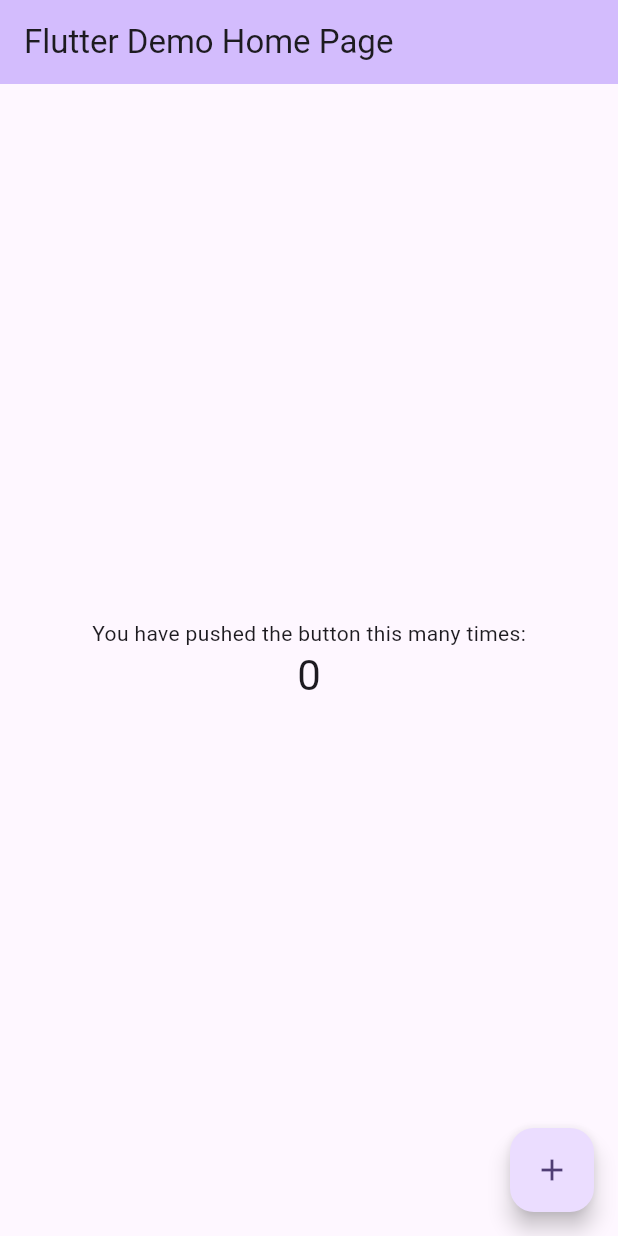
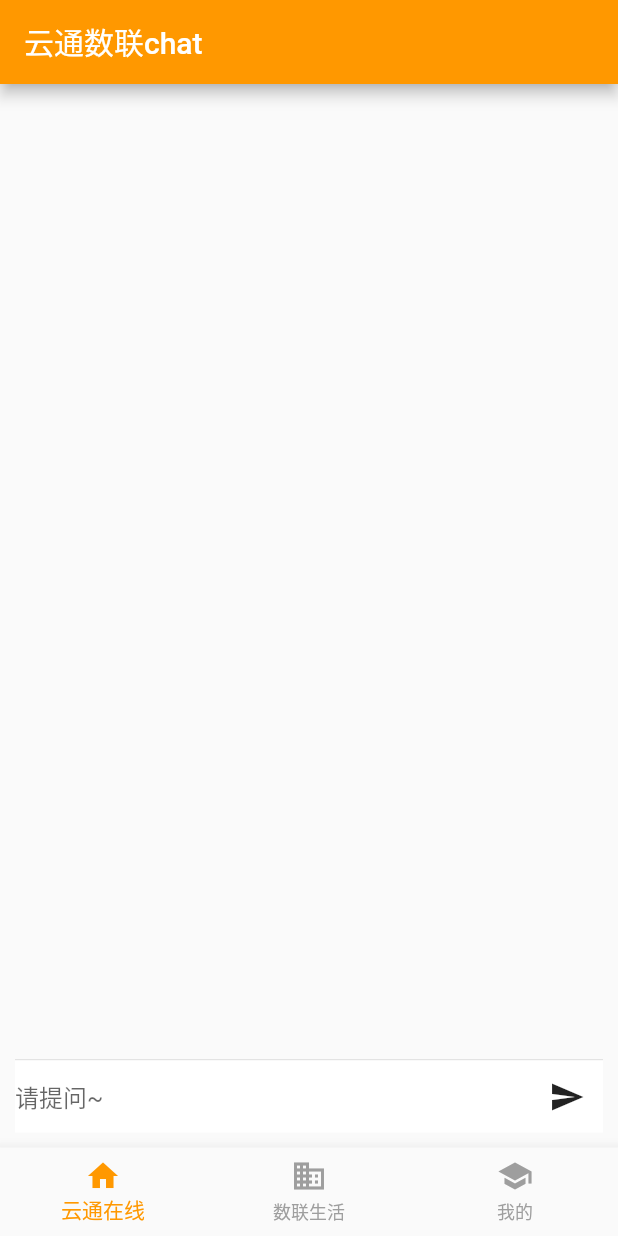
Before and after one commit to zhangfengchao/flutter_app, a Flutter app: the screen it shows after launch, on a phone screen of 412 x 824 dp. Run offline on Flutter 3.47's test engine with Material 2 defaults, Android fonts, the phone set to English and light mode, and no system bars.

Commit message:
[feat]搭建项目

```diff
--- /dev/null
+++ b/lib/components/tabbar/index.dart
@@ -0,0 +1,42 @@
+import 'package:flutter/material.dart';
+
+class CustomBottomNavigationBar extends StatefulWidget {
+  final int currentIndex;
+  final Function(int) onTap;
+
+  const CustomBottomNavigationBar(
+      {super.key, this.currentIndex = 0, required this.onTap});
+
+  @override
+  // ignore: library_private_types_in_public_api
+  _CustomBottomNavigationBarState createState() =>
+      _CustomBottomNavigationBarState();
+}
+
+class _CustomBottomNavigationBarState extends State<CustomBottomNavigationBar> {
+  @override
+  Widget build(BuildContext context) {
+    return BottomNavigationBar(
+      currentIndex: widget.currentIndex,
+      onTap: widget.onTap,
+      items: const <BottomNavigationBarItem>[
+        BottomNavigationBarItem(
+          icon: Icon(Icons.home),
+          label: '云通在线',
+        ),
+        BottomNavigationBarItem(
+          icon: Icon(Icons.business),
+          label: '数联生活',
+        ),
+        BottomNavigationBarItem(
+          icon: Icon(Icons.school),
+          label: '我的',
+        ),
+      ],
+      type: BottomNavigationBarType.fixed,
+      selectedItemColor: Theme.of(context).primaryColor,
+      unselectedItemColor: Colors.grey,
+      showUnselectedLabels: true,
+    );
+  }
+}
--- /dev/null
+++ b/lib/components/tabbar/theme.dart
@@ -0,0 +1,28 @@
+import 'package:flutter/material.dart';
+
+class MyCustomPageTransition<T> extends PageTransitionsBuilder {
+  @override
+  // ignore: avoid_shadowing_type_parameters
+  Widget buildTransitions<T>(
+    PageRoute<T> route,
+    BuildContext context,
+    Animation<double> animation,
+    Animation<double> secondaryAnimation,
+    Widget child,
+  ) {
+    if (route.isFirst) {
+      return child; // 无动画效果
+    }
+
+    return SlideTransition(
+      position: Tween<Offset>(
+        begin: const Offset(1, 0),
+        end: Offset.zero,
+      ).animate(CurvedAnimation(
+        parent: animation,
+        curve: Curves.easeInOutQuart, // 设置动画曲线
+      )),
+      child: child,
+    );
+  }
+}
--- a/lib/main.dart
+++ b/lib/main.dart
@@ -1,125 +1,55 @@
 import 'package:flutter/material.dart';
+import 'package:flutter/services.dart';
 
-void main() {
+import 'components/tabbar/theme.dart';
+import 'views/home/home.dart';
+import 'views/digital/index.dart';
+import 'views/user/index.dart';
+
+void main() async {
+  WidgetsFlutterBinding.ensureInitialized(); // 初始化 WebView
+  await SystemChrome.setPreferredOrientations(<DeviceOrientation>[
+    DeviceOrientation.portraitUp,
+    DeviceOrientation.portraitDown,
+  ]); // 锁定设备方向
+
   runApp(const MyApp());
 }
 
 class MyApp extends StatelessWidget {
+  static const String homeRoute = "/";
+  static const String businessRoute = "/business";
+  static const String schoolRoute = "/school";
+
   const MyApp({super.key});
 
-  // This widget is the root of your application.
   @override
   Widget build(BuildContext context) {
     return MaterialApp(
-      title: 'Flutter Demo',
+      initialRoute: homeRoute,
+      routes: {
+        homeRoute: (context) => const HomePage(),
+        businessRoute: (context) => const DigitalPage(),
+        schoolRoute: (context) => const UserCenter(),
+      },
       theme: ThemeData(
-        // This is the theme of your application.
-        //
-        // TRY THIS: Try running your application with "flutter run". You'll see
-        // the application has a blue toolbar. Then, without quitting the app,
-        // try changing the seedColor in the colorScheme below to Colors.green
-        // and then invoke "hot reload" (save your changes or press the "hot
-        // reload" button in a Flutter-supported IDE, or press "r" if you used
-        // the command line to start the app).
-        //
-        // Notice that the counter didn't reset back to zero; the application
-        // state is not lost during the reload. To reset the state, use hot
-        // restart instead.
-        //
-        // This works for code too, not just values: Most code changes can be
-        // tested with just a hot reload.
-        colorScheme: ColorScheme.fromSeed(seedColor: Colors.deepPurple),
-        useMaterial3: true,
+        primaryColor: Colors.orange, // 将主题颜色更改为橙色
+        tabBarTheme: const TabBarTheme(
+          indicator: BoxDecoration(
+            color: Colors.orange,
+          ),
+        ),
+        appBarTheme: const AppBarTheme(
+          color: Colors.orange, // 设置 AppBar 底色为橙色
+        ),
+        pageTransitionsTheme: PageTransitionsTheme(
+          builders: {
+            TargetPlatform.android: MyCustomPageTransition(),
+            TargetPlatform.iOS: MyCustomPageTransition(),
+          },
+        ),
       ),
-      home: const MyHomePage(title: 'Flutter Demo Home Page'),
+      title: '云通数联',
     );
   }
 }
-
-class MyHomePage extends StatefulWidget {
-  const MyHomePage({super.key, required this.title});
-
-  // This widget is the home page of your application. It is stateful, meaning
-  // that it has a State object (defined below) that contains fields that affect
-  // how it looks.
-
-  // This class is the configuration for the state. It holds the values (in this
-  // case the title) provided by the parent (in this case the App widget) and
-  // used by the build method of the State. Fields in a Widget subclass are
-  // always marked "final".
-
-  final String title;
-
-  @override
-  State<MyHomePage> createState() => _MyHomePageState();
-}
-
-class _MyHomePageState extends State<MyHomePage> {
-  int _counter = 0;
-
-  void _incrementCounter() {
-    setState(() {
-      // This call to setState tells the Flutter framework that something has
-      // changed in this State, which causes it to rerun the build method below
-      // so that the display can reflect the updated values. If we changed
-      // _counter without calling setState(), then the build method would not be
-      // called again, and so nothing would appear to happen.
-      _counter++;
-    });
-  }
-
-  @override
-  Widget build(BuildContext context) {
-    // This method is rerun every time setState is called, for instance as done
-    // by the _incrementCounter method above.
-    //
-    // The Flutter framework has been optimized to make rerunning build methods
-    // fast, so that you can just rebuild anything that needs updating rather
-    // than having to individually change instances of widgets.
-    return Scaffold(
-      appBar: AppBar(
-        // TRY THIS: Try changing the color here to a specific color (to
-        // Colors.amber, perhaps?) and trigger a hot reload to see the AppBar
-        // change color while the other colors stay the same.
-        backgroundColor: Theme.of(context).colorScheme.inversePrimary,
-        // Here we take the value from the MyHomePage object that was created by
-        // the App.build method, and use it to set our appbar title.
-        title: Text(widget.title),
-      ),
-      body: Center(
-        // Center is a layout widget. It takes a single child and positions it
-        // in the middle of the parent.
-        child: Column(
-          // Column is also a layout widget. It takes a list of children and
-          // arranges them vertically. By default, it sizes itself to fit its
-          // children horizontally, and tries to be as tall as its parent.
-          //
-          // Column has various properties to control how it sizes itself and
-          // how it positions its children. Here we use mainAxisAlignment to
-          // center the children vertically; the main axis here is the vertical
-          // axis because Columns are vertical (the cross axis would be
-          // horizontal).
-          //
-          // TRY THIS: Invoke "debug painting" (choose the "Toggle Debug Paint"
-          // action in the IDE, or press "p" in the console), to see the
-          // wireframe for each widget.
-          mainAxisAlignment: MainAxisAlignment.center,
-          children: <Widget>[
-            const Text(
-              'You have pushed the button this many times:',
-            ),
-            Text(
-              '$_counter',
-              style: Theme.of(context).textTheme.headlineMedium,
-            ),
-          ],
-        ),
-      ),
-      floatingActionButton: FloatingActionButton(
-        onPressed: _incrementCounter,
-        tooltip: 'Increment',
-        child: const Icon(Icons.add),
-      ), // This trailing comma makes auto-formatting nicer for build methods.
-    );
-  }
-}
--- /dev/null
+++ b/lib/views/home/chat/chat.dart
@@ -0,0 +1,143 @@
+import 'dart:convert';
+
+import 'package:http/http.dart' as http;
+import 'package:flutter/material.dart';
+
+class ChatPage extends StatefulWidget {
+  const ChatPage({super.key});
+
+  @override
+  // ignore: library_private_types_in_public_api
+  _ChatPageState createState() => _ChatPageState();
+}
+
+class Message {
+  Message({
+    required this.text,
+    required this.author,
+    required this.isMe,
+    required this.time,
+    required bool isUser,
+  });
+
+  final String text;
+  final String author;
+  final bool isMe;
+  final String time;
+
+  String get initials {
+    return author.characters.take(2).join().toUpperCase();
+  }
+}
+
+class _ChatPageState extends State<ChatPage> {
+  final TextEditingController _textController = TextEditingController();
+  final List<Message> _messages = <Message>[];
+
+  void _onSubmit() {
+    final String text = _textController.text;
+    if (text.isEmpty) return;
+    setState(() {
+      _messages.insert(0,
+          Message(text: text, isUser: true, author: '', isMe: false, time: ''));
+    });
+    // 与ChatGPT模型交互并生成响应消息
+    final String response = generateResponse(text) as String;
+    setState(() {
+      _messages.insert(
+          0,
+          Message(
+              text: response,
+              isUser: false,
+              author: '',
+              isMe: false,
+              time: ''));
+    });
+    _textController.clear();
+  }
+
+  @override
+  Widget build(BuildContext context) {
+    return Scaffold(
+        body: Padding(
+      padding: const EdgeInsets.all(10.0),
+      child: Column(
+        children: <Widget>[
+          Expanded(
+            child: ListView.builder(
+              reverse: true,
+              itemCount: _messages.length,
+              itemBuilder: (_, int index) {
+                final Message message = _messages[index];
+                return Row(
+                  crossAxisAlignment: CrossAxisAlignment.start,
+                  children: <Widget>[
+                    Container(
+                      margin: const EdgeInsets.only(right: 8.0),
+                      child: CircleAvatar(child: Text(message.initials)),
+                    ),
+                    Expanded(
+                      child: Column(
+                        crossAxisAlignment: CrossAxisAlignment.start,
+                        children: <Widget>[
+                          Text(message.author),
+                          Container(
+                            margin: const EdgeInsets.only(top: 5.0),
+                            child: Text(message.text),
+                          ),
+                        ],
+                      ),
+                    ),
+                  ],
+                );
+              },
+            ),
+          ),
+          const Divider(height: 1.0),
+          Container(
+            decoration: BoxDecoration(color: Theme.of(context).cardColor),
+            child: SafeArea(
+              child: Row(
+                children: <Widget>[
+                  // 文本输入框
+                  Expanded(
+                    child: TextField(
+                      controller: _textController,
+                      onSubmitted: (_) => _onSubmit(),
+                      decoration: const InputDecoration(
+                        border: InputBorder.none,
+                        hintText: '请提问~',
+                      ),
+                    ),
+                  ),
+                  // 发送按钮
+                  IconButton(
+                    icon: const Icon(Icons.send),
+                    onPressed: () => _onSubmit(),
+                  ),
+                ],
+              ),
+            ),
+          ),
+        ],
+      ),
+    ));
+  }
+}
+
+Future<String> generateResponse(String text) async {
+  String url = 'https://my-chatgpt-api.com/generate';
+  var uri = Uri.parse(url);
+  final response = await http.post(
+    uri,
+    body: json.encode({'text': text}),
+    headers: {'Content-Type': 'application/json'},
+  );
+  if (response.statusCode == 200) {
+    final data = json.decode(response.body) as Map<String, dynamic>;
+    print(data);
+    return data['response'] as String;
+  } else {
+    throw Exception('Failed to generate response');
+  }
+}
--- /dev/null
+++ b/lib/views/home/home.dart
@@ -0,0 +1,28 @@
+import 'package:flutter/material.dart';
+import '../../components/tabbar/index.dart';
+import 'chat/chat.dart';
+
+class HomePage extends StatelessWidget {
+  const HomePage({super.key});
+
+  @override
+  Widget build(BuildContext context) {
+    return Scaffold(
+        appBar: AppBar(
+          title: const Text('云通数联chat'),
+        ),
+        body: ChatPage(),
+        bottomNavigationBar: CustomBottomNavigationBar(
+          onTap: (index) {
+            if (index == 0) {
+              Navigator.pushReplacementNamed(context, "/");
+            } else if (index == 1) {
+              Navigator.pushReplacementNamed(context, "/business");
+            } else if (index == 2) {
+              Navigator.pushReplacementNamed(context, "/school");
+            }
+          },
+          currentIndex: 0,
+        ));
+  }
+}
--- a/pubspec.yaml
+++ b/pubspec.yaml
@@ -35,6 +35,8 @@ dependencies:
   # The following adds the Cupertino Icons font to your application.
   # Use with the CupertinoIcons class for iOS style icons.
   cupertino_icons: ^1.0.2
+  http: ^0.13.5
+  webview_flutter: ^4.2.0
 
 dev_dependencies:
   flutter_test:
```
Also changed, not shown: lib/components/tab/index.dart (added, +57 -0 lines), lib/views/alert/index.dart (added, +42 -0 lines), lib/views/digital/index.dart (added, +32 -0 lines), lib/views/user/index.dart (added, +46 -0 lines), pubspec.lock, 1 other file.
